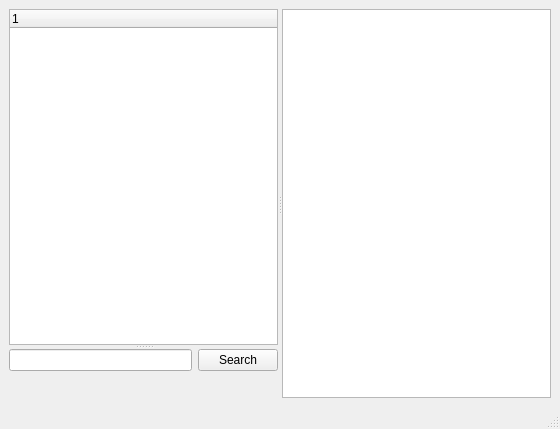
First picture: the form in plugins/archive/historyBrowser.ui, repository xmpp-graveyard/jabbim, before the edit.
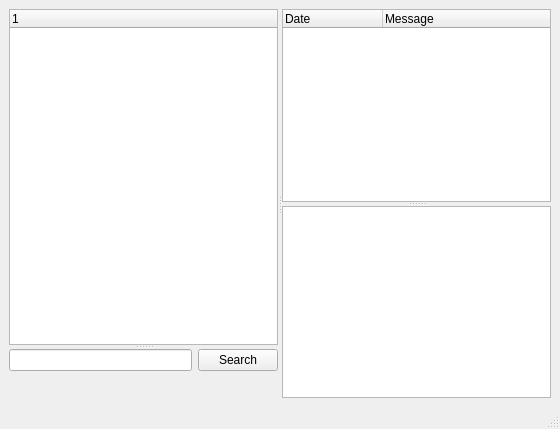
Second picture: the form after the edit.

Commit message: rekneme celkem fungujici spartanske gui k hledani v historii

Diff of the .ui file:
```diff
--- a/plugins/archive/historyBrowser.ui
+++ b/plugins/archive/historyBrowser.ui
@@ -21,7 +21,7 @@
      <number>6</number>
     </property>
     <item row="0" column="0" >
-     <widget class="QSplitter" name="splitter_2" >
+     <widget class="QSplitter" name="splitter_3" >
       <property name="orientation" >
        <enum>Qt::Horizontal</enum>
       </property>
@@ -58,7 +58,24 @@
         </layout>
        </widget>
       </widget>
-      <widget class="QTextBrowser" name="text" />
+      <widget class="QSplitter" name="splitter_2" >
+       <property name="orientation" >
+        <enum>Qt::Vertical</enum>
+       </property>
+       <widget class="QTreeWidget" name="searchList" >
+        <column>
+         <property name="text" >
+          <string>Date</string>
+         </property>
+        </column>
+        <column>
+         <property name="text" >
+          <string>Message</string>
+         </property>
+        </column>
+       </widget>
+       <widget class="QTextBrowser" name="text" />
+      </widget>
      </widget>
     </item>
    </layout>
```
The commit also changes 2 other files.
